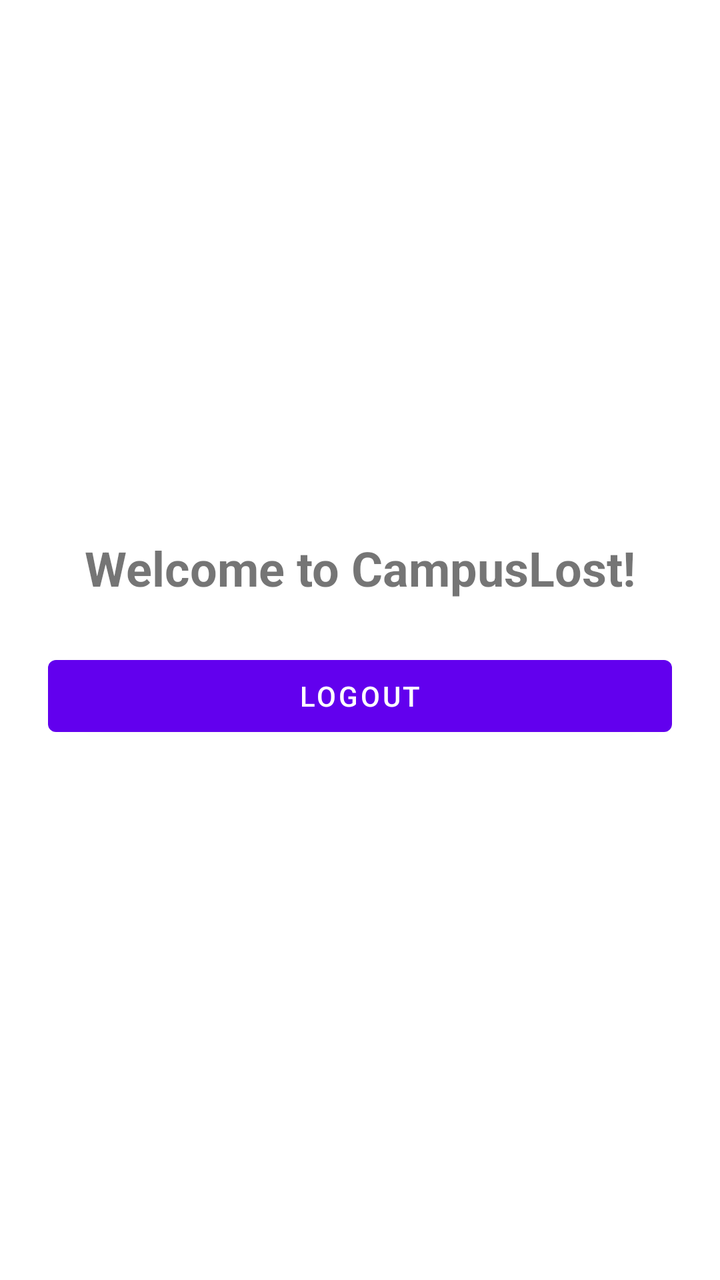
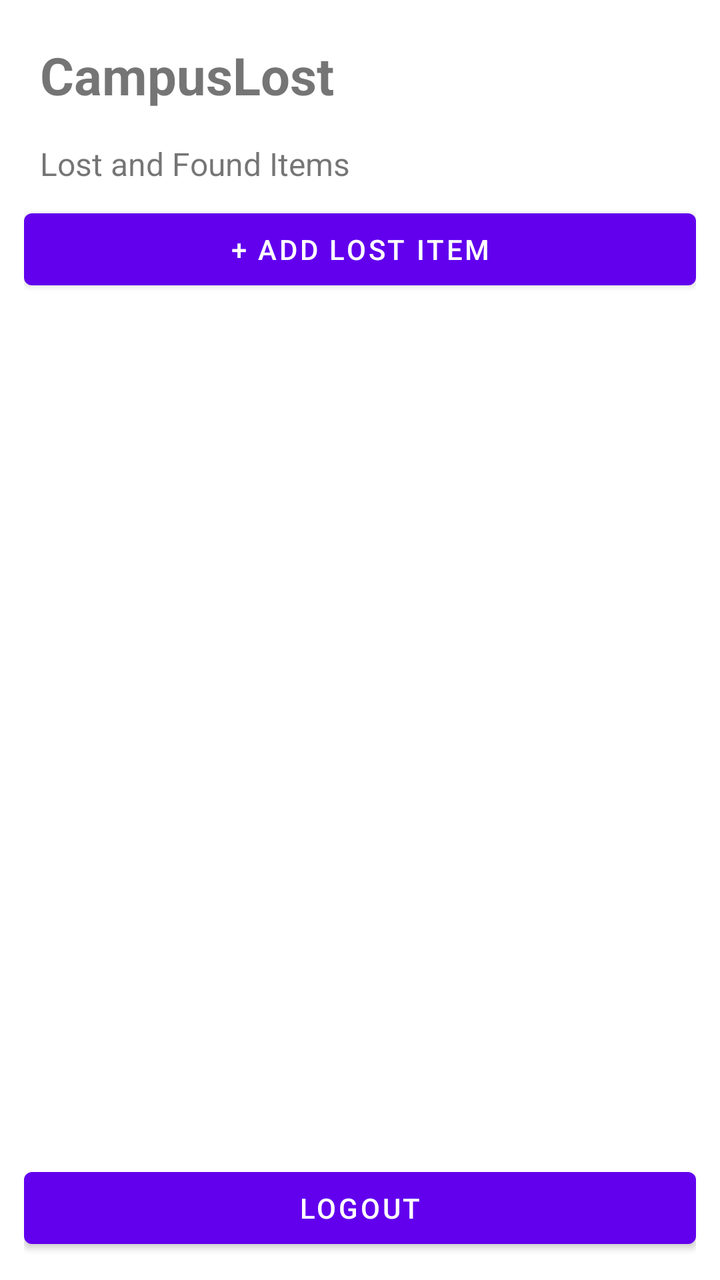

Two renders of the same Android screen: before a commit and after it. Below are the layout's source before the change and the commit's diff.
<!-- AndroidManifest.xml: application theme Theme.CampusLost -->
<!-- res/layout/activity_home.xml -->
<?xml version="1.0" encoding="utf-8"?>
<LinearLayout xmlns:android="http://schemas.android.com/apk/res/android"
    android:layout_width="match_parent"
    android:layout_height="match_parent"
    android:orientation="vertical"
    android:gravity="center"
    android:padding="24dp">

    <TextView
        android:layout_width="wrap_content"
        android:layout_height="wrap_content"
        android:text="Welcome to CampusLost!"
        android:textSize="24sp"
        android:textStyle="bold" />

    <Button
        android:id="@+id/btnLogout"
        android:layout_width="match_parent"
        android:layout_height="wrap_content"
        android:layout_marginTop="24dp"
        android:text="Logout" />

</LinearLayout>
<!-- resources referenced by this layout -->
<resources>
  <style name="Theme.CampusLost" parent="Theme.MaterialComponents.DayNight.NoActionBar" />
</resources>

<!-- the commit's change to res/layout/activity_home.xml (unified diff, before → after) -->
@@ -1,23 +1,43 @@
 <?xml version="1.0" encoding="utf-8"?>
-<LinearLayout xmlns:android="http://schemas.android.com/apk/res/android"
+<LinearLayout
+    xmlns:android="http://schemas.android.com/apk/res/android"
     android:layout_width="match_parent"
     android:layout_height="match_parent"
     android:orientation="vertical"
-    android:gravity="center"
-    android:padding="24dp">
+    android:padding="12dp">
 
     <TextView
-        android:layout_width="wrap_content"
+        android:layout_width="match_parent"
         android:layout_height="wrap_content"
-        android:text="Welcome to CampusLost!"
-        android:textSize="24sp"
-        android:textStyle="bold" />
+        android:text="CampusLost"
+        android:textSize="26sp"
+        android:textStyle="bold"
+        android:padding="8dp" />
+
+    <TextView
+        android:layout_width="match_parent"
+        android:layout_height="wrap_content"
+        android:text="Lost and Found Items"
+        android:textSize="16sp"
+        android:padding="8dp" />
+
+    <Button
+        android:id="@+id/btnAddItem"
+        android:layout_width="match_parent"
+        android:layout_height="wrap_content"
+        android:text="+ Add Lost Item" />
+
+    <androidx.recyclerview.widget.RecyclerView
+        android:id="@+id/recyclerView"
+        android:layout_width="match_parent"
+        android:layout_height="0dp"
+        android:layout_weight="1"
+        android:paddingTop="8dp" />
 
     <Button
         android:id="@+id/btnLogout"
         android:layout_width="match_parent"
         android:layout_height="wrap_content"
-        android:layout_marginTop="24dp"
         android:text="Logout" />
 
 </LinearLayout>
